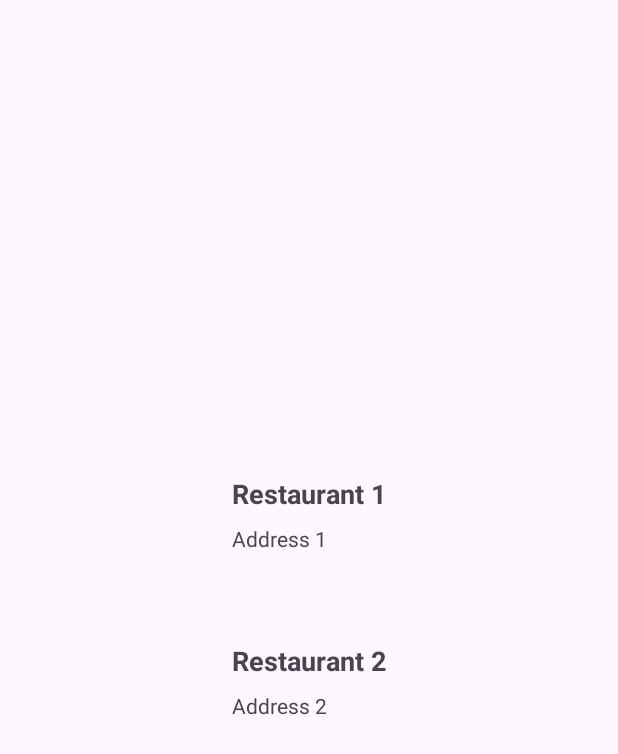
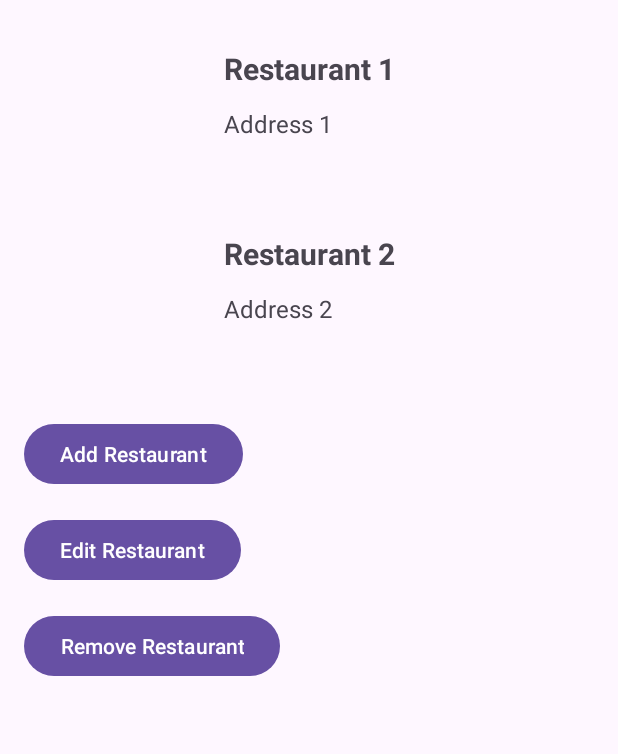
Before and after one commit to afrotastique/MobileProject, an Android app: the screen it shows after launch (MainActivity), on a phone screen of 412 x 824 dp. Shown: the top 754 px of the screen. Run offline under Robolectric (Android 15) with nearby library versions, the phone set to English and light mode, and no system bars.

Commit message:
updated adding restaurant and share information with email

```diff
--- a/app/src/main/java/com/example/mobileproject/MainActivity.java
+++ b/app/src/main/java/com/example/mobileproject/MainActivity.java
@@ -1,34 +1,33 @@
 // MainActivity.java
 package com.example.mobileproject;
 
-import androidx.appcompat.app.AppCompatActivity;
-
 import android.content.Intent;
 import android.os.Bundle;
+import android.widget.Button;
+
+import androidx.appcompat.app.AppCompatActivity;
 import androidx.recyclerview.widget.LinearLayoutManager;
 import androidx.recyclerview.widget.RecyclerView;
-import java.util.ArrayList;
-import java.util.Arrays;
-import java.util.List;
 
-public class MainActivity extends AppCompatActivity {
+public class MainActivity extends AppCompatActivity implements RestaurantDialogFragment.OnRestaurantSaveListener {
 
     private RecyclerView recyclerView;
     private RestaurantAdapter restaurantAdapter;
+    private RestaurantManager restaurantManager;
 
     @Override
     protected void onCreate(Bundle savedInstanceState) {
         super.onCreate(savedInstanceState);
         setContentView(R.layout.activity_main);
 
+        // Initialize RestaurantManager singleton
+        restaurantManager = RestaurantManager.getInstance();
+
         recyclerView = findViewById(R.id.recyclerView);
         recyclerView.setLayoutManager(new LinearLayoutManager(this));
 
-        // Dummy data for testing
-        List<Restaurant> dummyData = createDummyData();
-
-        // Set up the RestaurantAdapter with the OnItemClickListener
-        restaurantAdapter = new RestaurantAdapter(dummyData, new RestaurantAdapter.OnItemClickListener() {
+        // Set up the RestaurantAdapter with the OnItemClickListener and MainActivity as OnRestaurantSaveListener
+        restaurantAdapter = new RestaurantAdapter(restaurantManager.getRestaurantList(), new RestaurantAdapter.OnItemClickListener() {
             @Override
             public void onItemClick(Restaurant restaurant) {
                 // Handle item click, navigate to the details screen
@@ -39,16 +38,62 @@ public class MainActivity extends AppCompatActivity {
         });
 
         recyclerView.setAdapter(restaurantAdapter);
+
+        // Set up click listeners for add, edit, and remove buttons
+        Button btnAddRestaurant = findViewById(R.id.btnAddRestaurant);
+        Button btnEditRestaurant = findViewById(R.id.btnEditRestaurant);
+        Button btnRemoveRestaurant = findViewById(R.id.btnRemoveRestaurant);
+
+        btnAddRestaurant.setOnClickListener(v -> addRestaurant());
+        btnEditRestaurant.setOnClickListener(v -> editRestaurant());
+        btnRemoveRestaurant.setOnClickListener(v -> removeRestaurant());
     }
 
-    // Dummy data for testing
-    private List<Restaurant> createDummyData() {
-        List<Restaurant> dummyData = new ArrayList<>();
-        dummyData.add(new Restaurant("Restaurant 1", "Address 1", "555-555-5555",
-                "test description", Arrays.asList("Vegetarian", "Italian"), 4.0f));
-        dummyData.add(new Restaurant("Restaurant 2", "Address 2","555-555-5555",
-                "test description", Arrays.asList("Vegetarian", "Italian"), 3.5f));
-        // Add more dummy data as needed
-        return dummyData;
+    private void addRestaurant() {
+        // Show the dialog for adding a new restaurant
+        showAddEditDialog(null);
+    }
+
+    private void editRestaurant() {
+        // Check if a restaurant is selected
+        int selectedPosition = restaurantAdapter.getSelectedPosition();
+        if (selectedPosition != RecyclerView.NO_POSITION) {
+            // Show the dialog for editing the selected restaurant
+            showAddEditDialog(restaurantManager.getRestaurantList().get(selectedPosition));
+        }
+    }
+
+    private void removeRestaurant() {
+        // Check if a restaurant is selected
+        int selectedPosition = restaurantAdapter.getSelectedPosition();
+        if (selectedPosition != RecyclerView.NO_POSITION) {
+            // Remove the selected restaurant
+            restaurantManager.removeRestaurant(selectedPosition);
+            // Notify the adapter about the change
+            restaurantAdapter.notifyDataSetChanged();
+        }
+    }
+
+    private void showAddEditDialog(Restaurant restaurant) {
+        // Implement the logic to show a dialog for adding/editing a restaurant
+        // You may use AlertDialog, BottomSheetDialog, or start a new activity
+        // In this example, we will use a simple AlertDialog
+        RestaurantDialogFragment dialogFragment = RestaurantDialogFragment.newInstance(restaurant);
+        dialogFragment.setOnRestaurantSaveListener(this);
+        dialogFragment.show(getSupportFragmentManager(), "RestaurantDialog");
+    }
+
+    @Override
+    public void onSave(Restaurant newRestaurant) {
+        // Callback method from the dialog to handle the saved restaurant
+        if (restaurantAdapter.getSelectedPosition() != RecyclerView.NO_POSITION) {
+            // Edit existing restaurant
+            restaurantManager.editRestaurant(restaurantAdapter.getSelectedPosition(), newRestaurant);
+        } else {
+            // Add new restaurant
+            restaurantManager.addRestaurant(newRestaurant);
+        }
+        // Notify the adapter about the change
+        restaurantAdapter.notifyDataSetChanged();
     }
 }
--- a/app/src/main/java/com/example/mobileproject/RestaurantAdapter.java
+++ b/app/src/main/java/com/example/mobileproject/RestaurantAdapter.java
@@ -5,14 +5,17 @@ import android.view.LayoutInflater;
 import android.view.View;
 import android.view.ViewGroup;
 import android.widget.TextView;
+
 import androidx.annotation.NonNull;
 import androidx.recyclerview.widget.RecyclerView;
+
 import java.util.List;
 
 public class RestaurantAdapter extends RecyclerView.Adapter<RestaurantAdapter.RestaurantViewHolder> {
 
     private List<Restaurant> restaurantList;
     private OnItemClickListener onItemClickListener;
+    private int selectedPosition = RecyclerView.NO_POSITION;
 
     public interface OnItemClickListener {
         void onItemClick(Restaurant restaurant);
@@ -34,12 +37,25 @@ public class RestaurantAdapter extends RecyclerView.Adapter<RestaurantAdapter.Re
     public void onBindViewHolder(@NonNull RestaurantViewHolder holder, int position) {
         Restaurant restaurant = restaurantList.get(position);
         holder.bind(restaurant);
-        holder.itemView.setOnClickListener(v -> onItemClickListener.onItemClick(restaurant));
+
+        // Set the background color based on the selected position
+        holder.itemView.setBackgroundResource(selectedPosition == position ? R.color.colorSelected : android.R.color.transparent);
+
+        holder.itemView.setOnClickListener(v -> {
+            // Update the selected position
+            selectedPosition = position;
+            onItemClickListener.onItemClick(restaurant);
+            notifyDataSetChanged(); // Notify the adapter about the change
+        });
     }
 
     @Override
     public int getItemCount() {
         return restaurantList.size();
+    }
+
+    public int getSelectedPosition() {
+        return selectedPosition;
     }
 
     static class RestaurantViewHolder extends RecyclerView.ViewHolder {
--- a/app/src/main/res/layout/activity_main.xml
+++ b/app/src/main/res/layout/activity_main.xml
@@ -12,11 +12,44 @@
         android:layout_width="0dp"
         android:layout_height="0dp"
         android:layout_margin="16dp"
-        app:layout_constraintBottom_toBottomOf="parent"
+        app:layout_constraintBottom_toTopOf="@+id/btnAddRestaurant"
         app:layout_constraintEnd_toEndOf="parent"
         app:layout_constraintStart_toStartOf="parent"
         app:layout_constraintTop_toTopOf="parent"
         app:layout_constraintWidth_default="wrap"
         app:layout_constraintHeight_default="wrap"/>
 
+    <!-- Button for adding a new restaurant -->
+    <Button
+        android:id="@+id/btnAddRestaurant"
+        android:layout_width="wrap_content"
+        android:layout_height="wrap_content"
+        android:text="Add Restaurant"
+        app:layout_constraintStart_toStartOf="parent"
+        app:layout_constraintTop_toBottomOf="@+id/recyclerView"
+        android:layout_marginTop="16dp"
+        android:layout_marginStart="16dp"/>
+
+    <!-- Button for editing an existing restaurant -->
+    <Button
+        android:id="@+id/btnEditRestaurant"
+        android:layout_width="wrap_content"
+        android:layout_height="wrap_content"
+        android:text="Edit Restaurant"
+        app:layout_constraintStart_toStartOf="parent"
+        app:layout_constraintTop_toBottomOf="@+id/btnAddRestaurant"
+        android:layout_marginTop="16dp"
+        android:layout_marginStart="16dp"/>
+
+    <!-- Button for removing an existing restaurant -->
+    <Button
+        android:id="@+id/btnRemoveRestaurant"
+        android:layout_width="wrap_content"
+        android:layout_height="wrap_content"
+        android:text="Remove Restaurant"
+        app:layout_constraintStart_toStartOf="parent"
+        app:layout_constraintTop_toBottomOf="@+id/btnEditRestaurant"
+        android:layout_marginTop="16dp"
+        android:layout_marginStart="16dp"/>
+
 </androidx.constraintlayout.widget.ConstraintLayout>
--- a/app/src/main/res/layout/item_restaurant.xml
+++ b/app/src/main/res/layout/item_restaurant.xml
@@ -1,5 +1,4 @@
 <?xml version="1.0" encoding="utf-8"?>
-<!-- item_restaurant.xml -->
 <LinearLayout xmlns:android="http://schemas.android.com/apk/res/android"
     android:layout_width="match_parent"
     android:layout_height="wrap_content"
@@ -10,18 +9,21 @@
         android:id="@+id/textViewName"
         android:layout_width="match_parent"
         android:layout_height="wrap_content"
-        android:textSize="18sp"
-        android:textStyle="bold"/>
+        android:textSize="20sp"
+        android:textStyle="bold"
+        android:paddingBottom="4dp" />
 
     <TextView
         android:id="@+id/textViewAddress"
         android:layout_width="match_parent"
         android:layout_height="wrap_content"
-        android:layout_marginTop="8dp"/>
+        android:layout_marginTop="8dp"
+        android:textSize="16sp" />
 
     <TextView
         android:id="@+id/textViewPhone"
         android:layout_width="match_parent"
         android:layout_height="wrap_content"
-        android:layout_marginTop="8dp"/>
+        android:layout_marginTop="8dp"
+        android:textSize="16sp" />
 </LinearLayout>
```
Also changed, not shown: app/src/main/AndroidManifest.xml (+5 -2 lines), app/src/main/java/com/example/mobileproject/RestaurantDialogFragment.java (added, +111 -0 lines), app/src/main/res/layout/dialog_add_edit_restaurant.xml (added, +44 -0 lines), app/src/main/res/values/colors.xml (+5 -3 lines).
